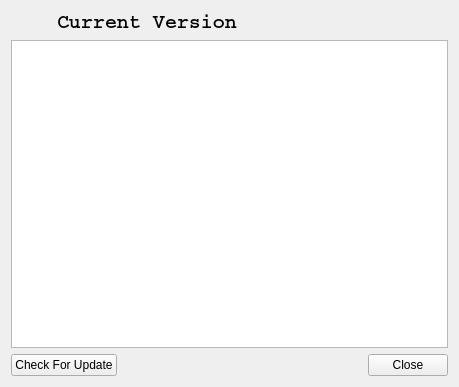
Above: CryptokiMan/about_dlg.ui from jykim74/CryptokiMan before the change. Below: the same form after it.
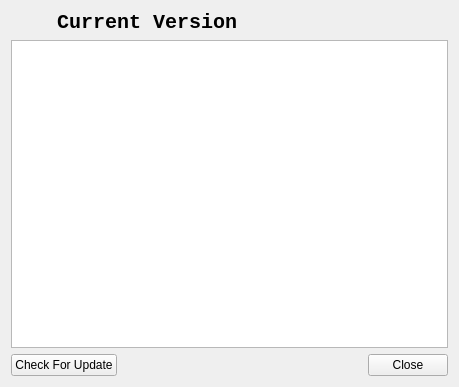
That is the form after the change. Icons and pictures are not drawn.

Commit message: 윈도우 디폴트 폰트 Consolas 변경

What changed in the file:
```diff
--- a/CryptokiMan/about_dlg.ui
+++ b/CryptokiMan/about_dlg.ui
@@ -43,7 +43,7 @@
       <widget class="QLabel" name="mVersionLabel">
        <property name="font">
         <font>
-         <family>Courier</family>
+         <family>Consolas</family>
          <pointsize>15</pointsize>
          <weight>75</weight>
          <bold>true</bold>
```
The commit also changes 4 other files.
